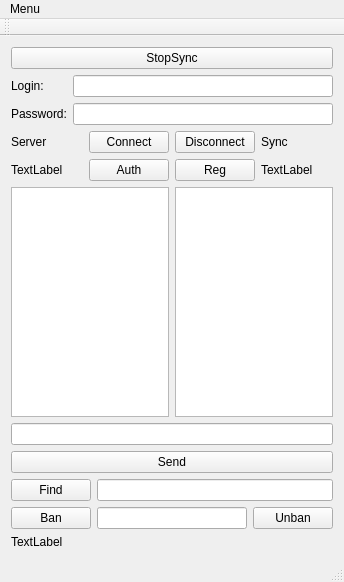
Before: the Qt Designer form mainwindow.ui in witness449/MyClient, drawn with Qt 5.
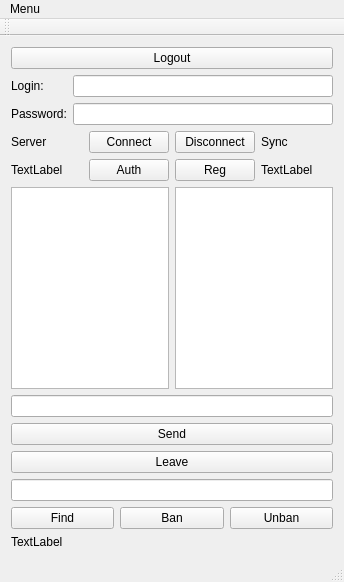
After: the same form once the commit is applied.

What changed in the file:
```diff
--- a/mainwindow.ui
+++ b/mainwindow.ui
@@ -18,7 +18,7 @@
     <item>
      <widget class="QPushButton" name="stopButton">
       <property name="text">
-       <string>StopSync</string>
+       <string>Logout</string>
       </property>
      </widget>
     </item>
@@ -169,21 +169,24 @@
      </widget>
     </item>
     <item>
-     <layout class="QFormLayout" name="formLayout_3">
-      <item row="0" column="0">
+     <widget class="QPushButton" name="LeaveChatButton">
+      <property name="text">
+       <string>Leave</string>
+      </property>
+     </widget>
+    </item>
+    <item>
+     <widget class="QLineEdit" name="findUserEdit"/>
+    </item>
+    <item>
+     <layout class="QHBoxLayout" name="horizontalLayout_2">
+      <item>
        <widget class="QPushButton" name="find">
         <property name="text">
          <string>Find</string>
         </property>
        </widget>
       </item>
-      <item row="0" column="1">
-       <widget class="QLineEdit" name="findUserEdit"/>
-      </item>
-     </layout>
-    </item>
-    <item>
-     <layout class="QHBoxLayout" name="horizontalLayout_2">
       <item>
        <widget class="QPushButton" name="banButton">
         <property name="text">
@@ -191,9 +194,6 @@
         </property>
        </widget>
       </item>
-      <item>
-       <widget class="QLineEdit" name="banEdit"/>
-      </item>
       <item>
        <widget class="QPushButton" name="unButton">
         <property name="text">
```
Left out of the diff: 2 changed lines with no effect on the pictures.
